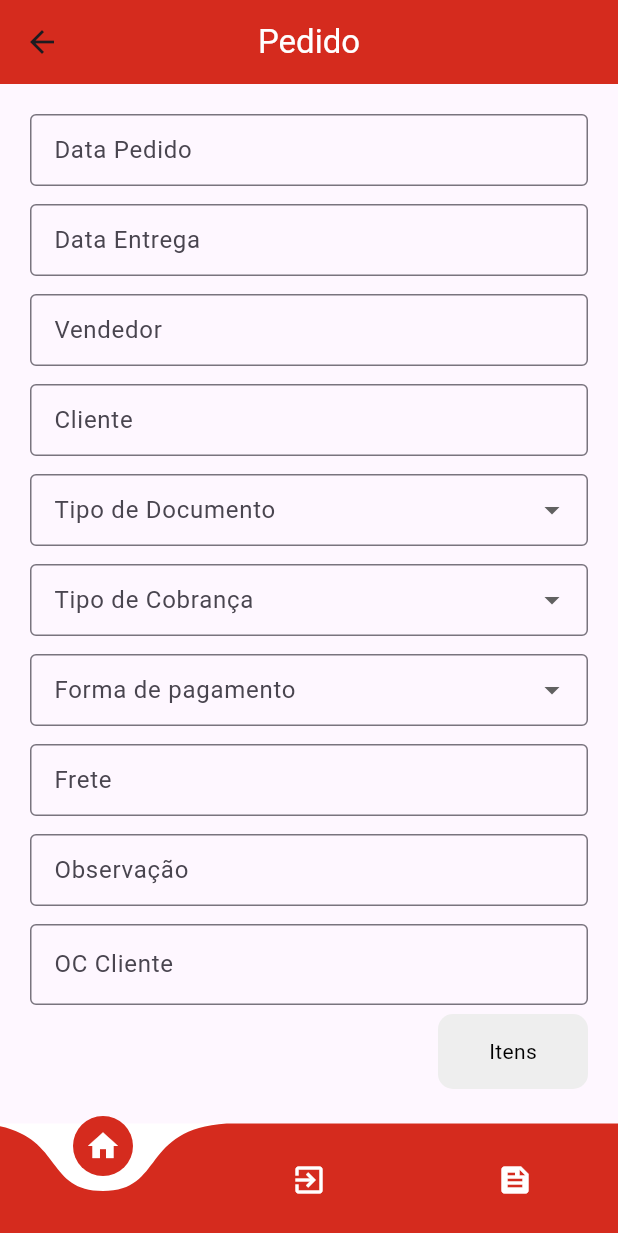
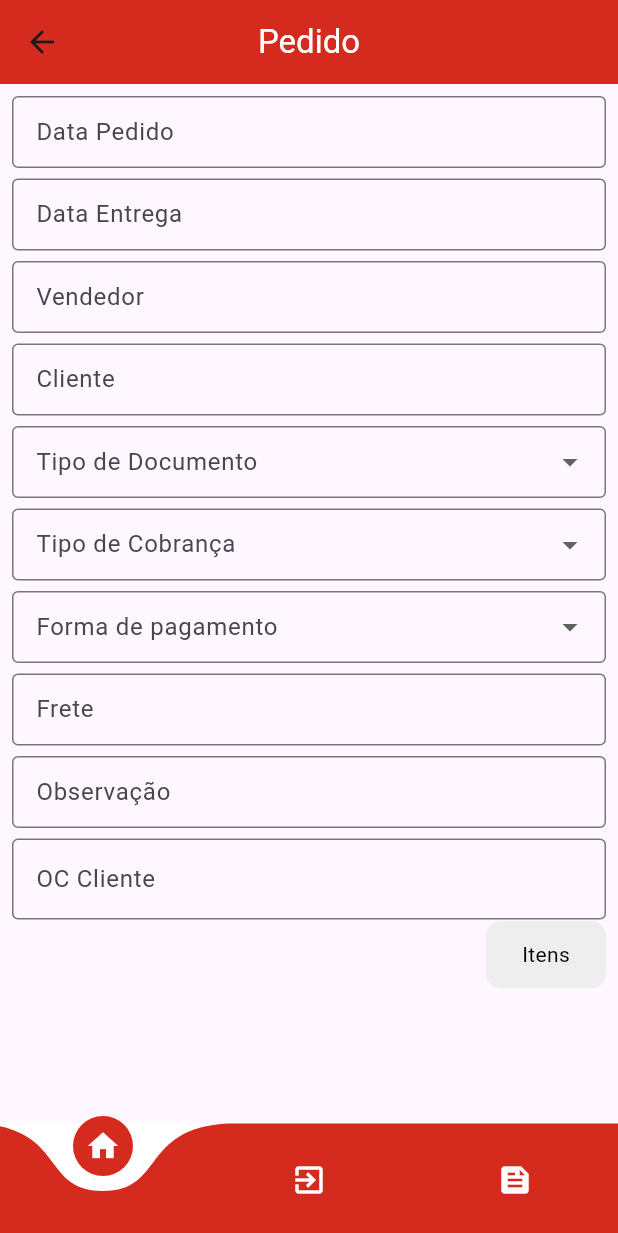
Before and after one commit to kelidss/StikVendas, a Flutter app: the PedidoPage screen opened directly, on a phone screen of 412 x 824 dp. Shown: the top 1233 px of the screen. Run offline on Flutter 3.47's test engine with Material 3 defaults, Android fonts, the phone set to English and light mode, and no system bars; drawn by our look-alikes of curved_navigation_bar; our stand-ins replace awesome_dialog, carousel_slider, mask_text_input_formatter, percent_indicator.

Commit message:
para evitar perca do cod

```diff
--- a/lib/Views/PedidoPage.dart
+++ b/lib/Views/PedidoPage.dart
@@ -6,7 +6,6 @@ import 'package:curved_navigation_bar/curved_navigation_bar.dart';
 import 'package:stik_vendas/Controllers/Controller_Pedido.dart';
 import 'package:stik_vendas/Views/FeedsPage.dart';
 import 'package:stik_vendas/Views/LoginPage.dart';
-import 'package:flutter/scheduler.dart';
 
 class PedidoPage extends StatefulWidget {
   const PedidoPage({Key? key}) : super(key: key);
@@ -119,6 +118,10 @@ class _PedidoPageState extends State<PedidoPage> {
 
   @override
   Widget build(BuildContext context) {
+    // return DefaultTabController(
+    //  length: 3,
+    //  child: build(
+    //   Builder(BuildContext context ){
     return Scaffold(
       appBar: AppBar(
         title: const Text(
@@ -130,17 +133,23 @@ class _PedidoPageState extends State<PedidoPage> {
         centerTitle: true,
         backgroundColor: const Color(0xFFD52B1E),
       ),
-      body: Padding(
-        padding: const EdgeInsets.all(20.0),
+      //  )
+      //  )
+      body:
+          // SingleChildScrollView(
+          Padding(
+        padding: const EdgeInsets.all(8.0),
         child: PageView(
-          //   scrollDirection: Axis.vertical ,
+          physics: const NeverScrollableScrollPhysics(),
+          //scrollBehavior: const ScrollBehavior(),
+          // scrollDirection: Axis.horizontal,
           controller: _pageController,
           children: [
             // pagina 1
             Wrap(
               children: [
                 const SizedBox(
-                  height: 60,
+                  height: 55,
                 ),
                 TextFormField(
                   controller: DtPedidoController,
@@ -154,7 +163,7 @@ class _PedidoPageState extends State<PedidoPage> {
                   inputFormatters: [MaskTextInputFormatter(mask: '##/##/####')],
                   keyboardType: TextInputType.datetime,
                 ),
-                const SizedBox(height: 60),
+                const SizedBox(height: 55),
                 TextFormField(
                   controller: DtEntregaController,
                   decoration: const InputDecoration(
@@ -166,7 +175,7 @@ class _PedidoPageState extends State<PedidoPage> {
                   inputFormatters: [MaskTextInputFormatter(mask: '##/##/####')],
                   keyboardType: TextInputType.datetime,
                 ),
-                const SizedBox(height: 60),
+                const SizedBox(height: 55),
                 TextFormField(
                   controller: VendedorController,
                   decoration: const InputDecoration(
@@ -176,7 +185,7 @@ class _PedidoPageState extends State<PedidoPage> {
                     floatingLabelBehavior: FloatingLabelBehavior.auto,
                   ),
                 ),
-                const SizedBox(height: 60),
+                const SizedBox(height: 55),
                 TextFormField(
                   controller: ClienteController,
                   decoration: const InputDecoration(
@@ -186,7 +195,7 @@ class _PedidoPageState extends State<PedidoPage> {
                     floatingLabelBehavior: FloatingLabelBehavior.auto,
                   ),
                 ),
-                const SizedBox(height: 60),
+                const SizedBox(height: 55),
                 DropdownButtonFormField<String>(
                   value: _selectedTipoDocumento,
                   onChanged: (newValue) {
@@ -211,7 +220,7 @@ class _PedidoPageState extends State<PedidoPage> {
                     floatingLabelBehavior: FloatingLabelBehavior.auto,
                   ),
                 ),
-                const SizedBox(height: 60),
+                const SizedBox(height: 55),
                 DropdownButtonFormField<String>(
                   value: _selectedTipoCobranca,
                   onChanged: (newValue) {
@@ -236,7 +245,7 @@ class _PedidoPageState extends State<PedidoPage> {
                     floatingLabelBehavior: FloatingLabelBehavior.auto,
                   ),
                 ),
-                const SizedBox(height: 60),
+                const SizedBox(height: 55),
                 DropdownButtonFormField<String>(
                   value: _selectedFormaPagamento,
                   onChanged: (newValue) {
@@ -261,13 +270,14 @@ class _PedidoPageState extends State<PedidoPage> {
                     floatingLabelBehavior: FloatingLabelBehavior.auto,
                   ),
                 ),
+
                 //  Container(
 
                 //:
 
                 // transformar isso em um checkbox
 
-                const SizedBox(height: 60),
+                const SizedBox(height: 55),
                 /*Column(
                   children: [
                     checkboxModels[2],
@@ -372,7 +382,7 @@ class _PedidoPageState extends State<PedidoPage> {
                     return Container();
                   }).toList(),
                 ),*/
-                const SizedBox(height: 60),
+                const SizedBox(height: 55),
                 TextFormField(
                   controller: ObservacaoController,
                   decoration: const InputDecoration(
@@ -382,7 +392,7 @@ class _PedidoPageState extends State<PedidoPage> {
                     floatingLabelBehavior: FloatingLabelBehavior.auto,
                   ),
                 ),
-                const SizedBox(height: 60),
+                const SizedBox(height: 55),
                 TextFormField(
                   controller: OcClienteController,
                   decoration: const InputDecoration(
@@ -393,7 +403,7 @@ class _PedidoPageState extends State<PedidoPage> {
                     floatingLabelBehavior: FloatingLabelBehavior.auto,
                   ),
                 ),
-                const SizedBox(height: 60),
+                const SizedBox(height: 55),
                 Expanded(
                   child: Row(
                     mainAxisAlignment: MainAxisAlignment.end,
@@ -403,8 +413,8 @@ class _PedidoPageState extends State<PedidoPage> {
                           _avancarParaProximaPagina1();
                         },
                         child: Container(
-                          width: 100,
-                          height: 50,
+                          width: 80,
+                          height: 45,
                           decoration: BoxDecoration(
                             color: Colors.grey[200],
                             borderRadius: BorderRadius.circular(10),
@@ -424,11 +434,14 @@ class _PedidoPageState extends State<PedidoPage> {
                 ),
               ],
             ),
+
             //pagina 2
 
             // child: PageView(
             //  scrollDirection: Axis.vertical ,
             //controller: _pageController,
+
+            //PageView(
             Wrap(
               children: [
                 const SizedBox(
@@ -593,6 +606,7 @@ class _PedidoPageState extends State<PedidoPage> {
                 ),
               ],
             ),
+            //  ),
             // tentando adicionar um indicador para as pages
             /* SmoothPageIndicator(controller: _pageController, count: 3,
              effect: JumpingDotEffect(
@@ -641,6 +655,7 @@ class _PedidoPageState extends State<PedidoPage> {
           ],
         ),
       ),
+
       bottomNavigationBar: CurvedNavigationBar(
         backgroundColor: Colors.white,
         color: const Color(0xFFD52B1E),
@@ -669,6 +684,7 @@ class _PedidoPageState extends State<PedidoPage> {
     );
   }
 }
+
   /*Widget _buildCheckboxOption(String label, int index) {
   return Padding(
     padding: const EdgeInsets.symmetric(vertical: 8.0),
--- a/lib/main.dart
+++ b/lib/main.dart
@@ -20,7 +20,8 @@ class MyApp extends StatelessWidget {
       theme: ThemeData(
         primarySwatch: Colors.red,
       ),
-      initialRoute: '/', // Rota inicial
+      initialRoute:
+      '/', // Rota inicial
       routes: {
         '/': (context) => const LoginPage(), // Página inicial
         '/feeds': (context) => FeedsPage(),
```
